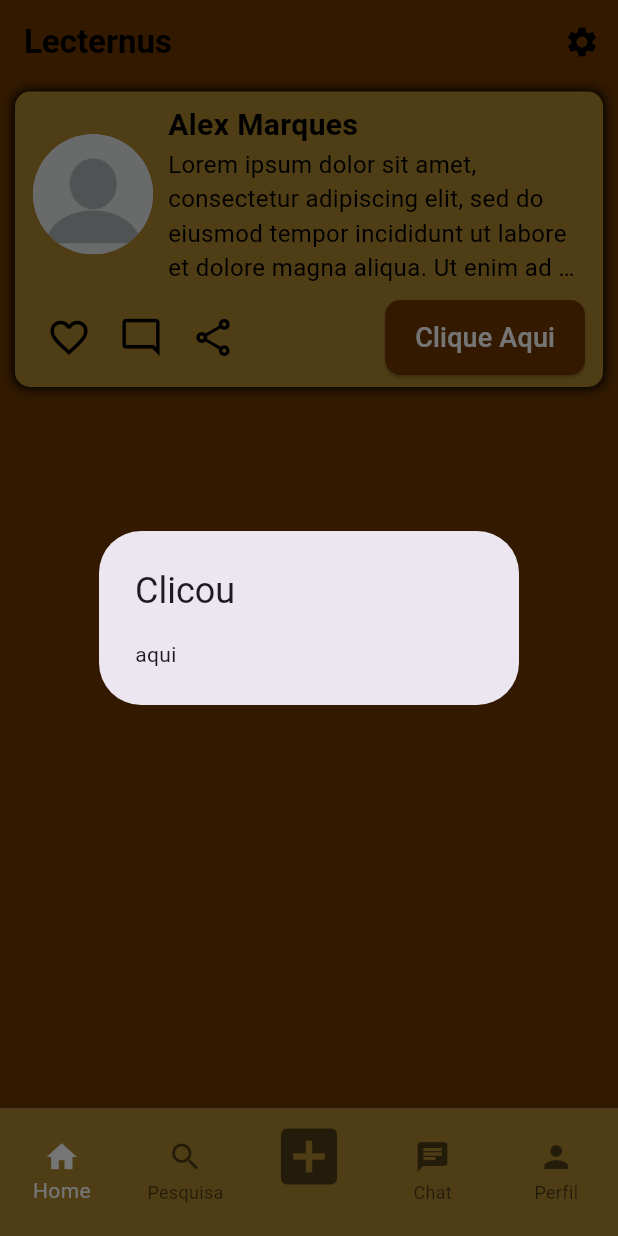
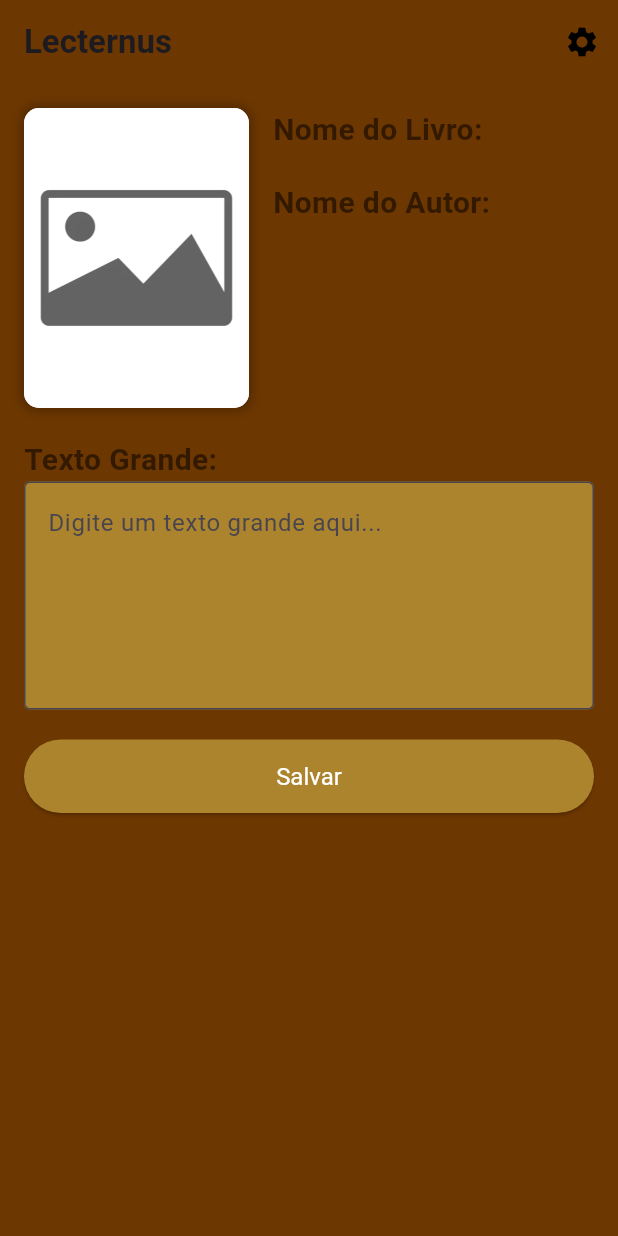
Before and after one commit to LucasBarros28/AppMobile, a Flutter app: the screen it shows after launch, after a tap on "Alex Marques", on a phone screen of 412 x 824 dp. Run offline on Flutter 3.47's test engine with Material 3 defaults, Android fonts, the phone set to English and light mode, and no system bars; our stand-ins replace mask_text_input_formatter.

Commit message:
Add Review page

```diff
--- a/lib/Home.dart
+++ b/lib/Home.dart
@@ -1,7 +1,7 @@
 import 'dart:ui';
-
-import 'package:app_livros2/Profile.dart';
-import 'package:app_livros2/criarReview.dart';
+import 'Review.dart';
+import 'Profile.dart';
+import 'criarReview.dart';
 import 'package:flutter/material.dart';
 import 'Config.dart';
 import 'Sobre.dart';
@@ -82,14 +82,11 @@ class _HomeState extends State<Home> {
           ),
           GestureDetector(
             onTap: () {
-              showDialog(
-                  context: context,
-                  builder: (context) {
-                    return AlertDialog(
-                      title: Text("Clicou"),
-                      content: Text("aqui"),
-                    );
-                  });
+              Navigator.push(
+                context,
+                MaterialPageRoute(
+                    builder: (context) => Review()),
+              );
             },
             child: Container(
               width: 350, // Define apenas a largura fixa
--- /dev/null
+++ b/lib/Review.dart
@@ -0,0 +1,161 @@
+import 'package:flutter/material.dart';
+import 'Config.dart';
+import 'Sobre.dart';
+import 'bottom_nav_bar.dart';
+import 'Home.dart';
+import 'main.dart';
+
+class Review extends StatefulWidget {
+  @override
+  _ReviewState createState() => _ReviewState();
+}
+
+class _ReviewState extends State<Review> {
+  int _selectedIndex = 2;
+
+  void _onItemTapped(int index) {
+    if (index != _selectedIndex) {
+      Navigator.pushReplacement(
+        context,
+        MaterialPageRoute(
+            builder: (context) => MainScreen(initialIndex: index)),
+      );
+    }
+  }
+
+  @override
+  Widget build(BuildContext context) {
+    return Scaffold(
+      appBar: AppBar(
+        backgroundColor: const Color(0xFF6D3701),
+        automaticallyImplyLeading: false,
+        title: Text(
+          "Lecternus",
+          style: TextStyle(fontWeight: FontWeight.bold),
+        ),
+        actions: [
+          IconButton(
+            icon: Icon(
+              Icons.settings,
+              color: Colors.black,
+            ),
+            onPressed: () {
+              Navigator.push(
+                context,
+                MaterialPageRoute(builder: (context) => Config()),
+              );
+            },
+          ),
+        ],
+      ),
+      backgroundColor: const Color(0xFF6D3701),
+      body: Padding(
+        padding: EdgeInsets.all(16),
+        child: Column(
+          crossAxisAlignment: CrossAxisAlignment.start,
+          children: [
+            Stack(
+              clipBehavior: Clip.none,
+              children: [
+                Row(
+                  crossAxisAlignment:
+                      CrossAxisAlignment.start, // Alinha os itens no topo
+                  children: [
+                    Container(
+                      width: 150,
+                      height: 200,
+                      decoration: BoxDecoration(
+                        color: Colors.grey[300],
+                        borderRadius: BorderRadius.circular(10),
+                        boxShadow: [
+                          BoxShadow(
+                            color: Colors.black26,
+                            blurRadius: 5,
+                            spreadRadius: 2,
+                          ),
+                        ],
+                      ),
+                      child: ClipRRect(
+                        borderRadius: BorderRadius.circular(10),
+                        child: Image.asset(
+                          'assets/images/imagem.jpg', // Caminho da sua imagem
+                          fit: BoxFit.cover,
+                        ),
+                      ),
+                    ),
+                    SizedBox(
+                        width: 16), // Espaço entre a foto e os campos de texto
+                    Expanded(
+                      child: Column(
+                        crossAxisAlignment: CrossAxisAlignment
+                            .start, // Alinha os itens à esquerda
+                        children: [
+                          Text(
+                            'Nome do Livro:',
+                            style: TextStyle(
+                              fontSize: 20,
+                              fontWeight: FontWeight.bold,
+                              color: Colors.black54,
+                            ),
+                          ),
+                          SizedBox(height: 20), // Espaço entre os campos
+                          Text(
+                            'Nome do Autor:',
+                            style: TextStyle(
+                              fontSize: 20,
+                              fontWeight: FontWeight.bold,
+                              color: Colors.black54,
+                            ),
+                          ),
+                        ],
+                      ),
+                    ),
+                  ],
+                ),
+              ],
+            ),
+            SizedBox(height: 20),
+            Text(
+              'Texto Grande:',
+              style: TextStyle(
+                fontSize: 20,
+                fontWeight: FontWeight.bold,
+                color: Colors.black54,
+              ),
+            ),
+            TextField(
+              maxLines: 5,
+              decoration: InputDecoration(
+                filled: true,
+                fillColor: Color(0xFFAC842D),
+                hintText: 'Digite um texto grande aqui...',
+                border: OutlineInputBorder(),
+              ),
+            ),
+            SizedBox(height: 20),
+            SizedBox(
+              width: double.infinity, // Largura do botão ocupa toda a tela
+              child: ElevatedButton(
+                onPressed: () {
+                  // Ação para salvar
+                  print("Salvar pressionado");
+                },
+                child: Text(
+                  'Salvar',
+                  style: TextStyle(
+                      color: Colors.white), // Cor do texto para branco
+                ),
+                style: ElevatedButton.styleFrom(
+                  backgroundColor: const Color(0xFFAC842D), // Cor do botão
+                  padding:
+                      EdgeInsets.symmetric(vertical: 15), // Espaçamento interno
+                  textStyle: TextStyle(fontSize: 16), // Estilo do texto
+                ),
+              ),
+            ),
+          ],
+        ),
+      ),
+    );
+  }
+}
--- a/lib/SignIn.dart
+++ b/lib/SignIn.dart
@@ -26,9 +26,6 @@ class _SignInState extends State<SignIn> {
   @override
   Widget build(BuildContext context) {
     return Scaffold(
-      appBar: AppBar(
-        automaticallyImplyLeading: false,
-      ),
       backgroundColor: const Color(0xFF6D3701),
       body: Padding(
         padding: EdgeInsets.all(16),
--- a/lib/SignUp.dart
+++ b/lib/SignUp.dart
@@ -27,6 +27,7 @@ class _SignUpState extends State<SignUp> {
   Widget build(BuildContext context) {
     return Scaffold(
       appBar: AppBar(
+        backgroundColor: Color(0xFF6D3701),
         automaticallyImplyLeading: false,
         title: Row(
           mainAxisAlignment: MainAxisAlignment.end,
@@ -157,17 +158,14 @@ class _SignUpState extends State<SignUp> {
               mainAxisAlignment: MainAxisAlignment.center,
               children: [
                 ElevatedButton(
-                  onPressed: _isChecked
-                      ? () {
+                  onPressed: _isChecked? () {
                           Navigator.push(
                             context,
                             MaterialPageRoute(
                                 builder: (context) =>
                                     MainScreen(initialIndex: 0)),
                           );
-                          ;
-                        }
-                      : null, // Habilita o botão somente se o checkbox estiver marcado
+                        } : null, // Habilita o botão somente se o checkbox estiver marcado
                   style: ElevatedButton.styleFrom(
                     backgroundColor: const Color(0xFFAC842D), // Cor do botão
                     foregroundColor: Colors.black, // Cor do texto
```
